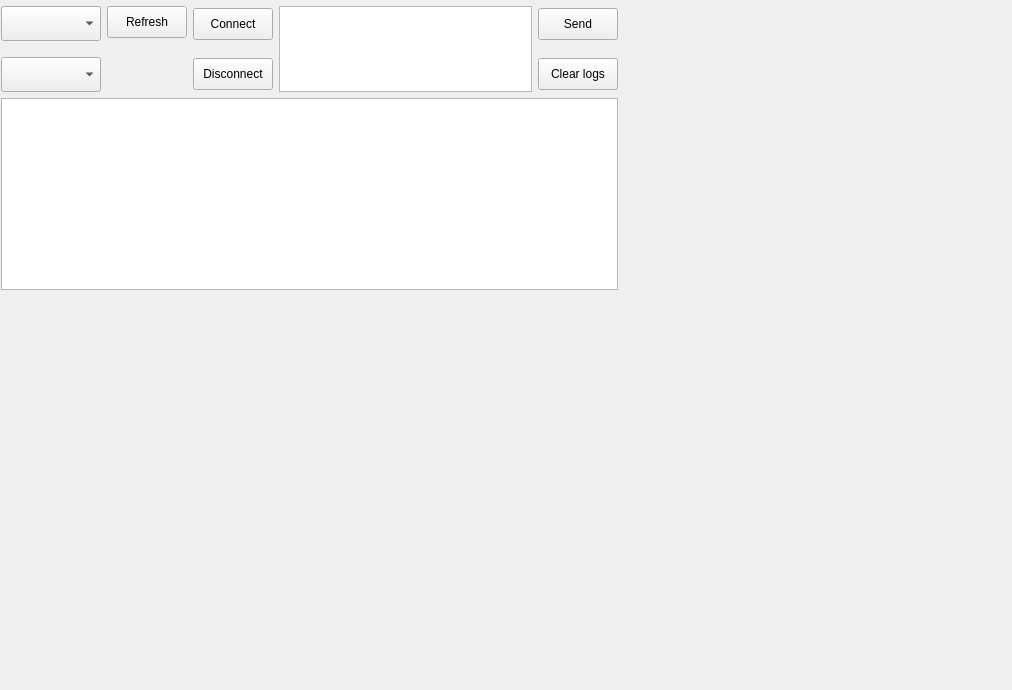
Old version of the form stepper_motor_controller_widget.ui in the repository d-molchanov/stepper_motor_controller_widget.
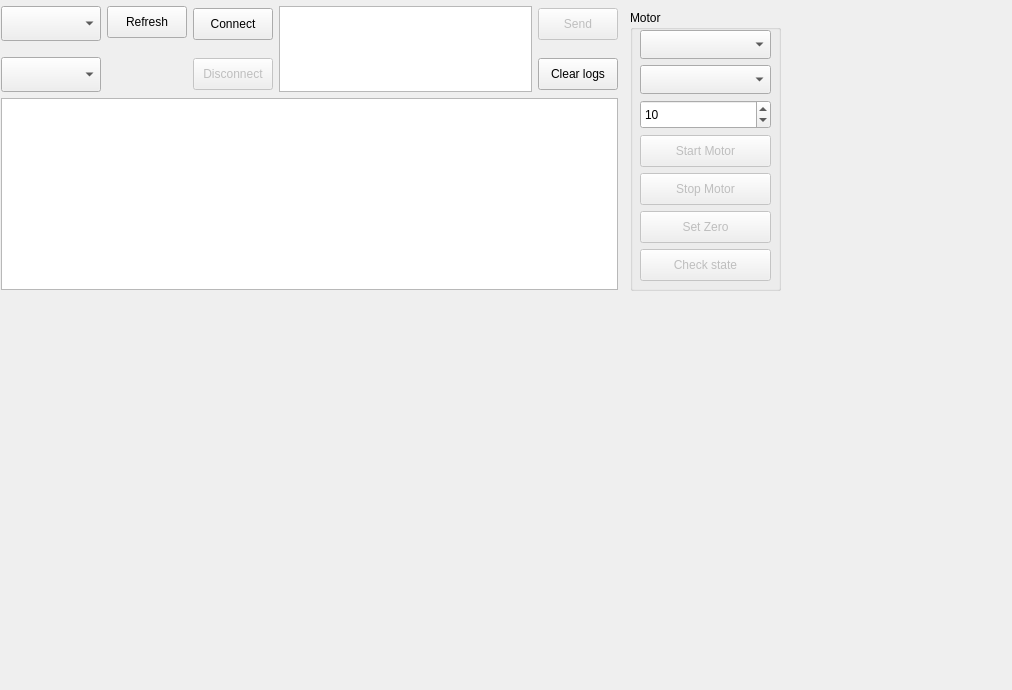
New version of the form.

Patch:
```diff
--- a/stepper_motor_controller_widget.ui
+++ b/stepper_motor_controller_widget.ui
@@ -19,6 +19,149 @@
   <property name="windowTitle">
    <string>Form</string>
   </property>
+  <widget class="QGroupBox" name="groupBoxMotor">
+   <property name="geometry">
+    <rect>
+     <x>630</x>
+     <y>10</y>
+     <width>151</width>
+     <height>281</height>
+    </rect>
+   </property>
+   <property name="title">
+    <string>Motor</string>
+   </property>
+   <widget class="QWidget" name="">
+    <property name="geometry">
+     <rect>
+      <x>10</x>
+      <y>20</y>
+      <width>131</width>
+      <height>251</height>
+     </rect>
+    </property>
+    <layout class="QVBoxLayout" name="verticalLayout_6">
+     <item>
+      <widget class="QComboBox" name="comboBoxDirection">
+       <property name="sizePolicy">
+        <sizepolicy hsizetype="Expanding" vsizetype="Expanding">
+         <horstretch>0</horstretch>
+         <verstretch>0</verstretch>
+        </sizepolicy>
+       </property>
+       <property name="minimumSize">
+        <size>
+         <width>100</width>
+         <height>0</height>
+        </size>
+       </property>
+      </widget>
+     </item>
+     <item>
+      <widget class="QComboBox" name="comboBoxStep">
+       <property name="sizePolicy">
+        <sizepolicy hsizetype="Expanding" vsizetype="Expanding">
+         <horstretch>0</horstretch>
+         <verstretch>0</verstretch>
+        </sizepolicy>
+       </property>
+       <property name="minimumSize">
+        <size>
+         <width>100</width>
+         <height>0</height>
+        </size>
+       </property>
+      </widget>
+     </item>
+     <item>
+      <widget class="QSpinBox" name="spinBoxSteps">
+       <property name="sizePolicy">
+        <sizepolicy hsizetype="Minimum" vsizetype="Expanding">
+         <horstretch>0</horstretch>
+         <verstretch>0</verstretch>
+        </sizepolicy>
+       </property>
+       <property name="maximum">
+        <number>999999</number>
+       </property>
+       <property name="value">
+        <number>10</number>
+       </property>
+      </widget>
+     </item>
+     <item>
+      <widget class="QPushButton" name="pushButtonStartMotor">
+       <property name="enabled">
+        <bool>false</bool>
+       </property>
+       <property name="minimumSize">
+        <size>
+         <width>0</width>
+         <height>32</height>
+        </size>
+       </property>
+       <property name="text">
+        <string>Start Motor</string>
+       </property>
+       <property name="checkable">
+        <bool>false</bool>
+       </property>
+       <property name="checked">
+        <bool>false</bool>
+       </property>
+      </widget>
+     </item>
+     <item>
+      <widget class="QPushButton" name="pushButtonStopMotor">
+       <property name="enabled">
+        <bool>false</bool>
+       </property>
+       <property name="minimumSize">
+        <size>
+         <width>0</width>
+         <height>32</height>
+        </size>
+       </property>
+       <property name="text">
+        <string>Stop Motor</string>
+       </property>
+      </widget>
+     </item>
+     <item>
+      <widget class="QPushButton" name="pushButtonSetZero">
+       <property name="enabled">
+        <bool>false</bool>
+       </property>
+       <property name="minimumSize">
+        <size>
+         <width>0</width>
+         <height>32</height>
+        </size>
+       </property>
+       <property name="text">
+        <string>Set Zero</string>
+       </property>
+      </widget>
+     </item>
+     <item>
+      <widget class="QPushButton" name="pushButtonCheckState">
+       <property name="enabled">
+        <bool>false</bool>
+       </property>
+       <property name="minimumSize">
+        <size>
+         <width>0</width>
+         <height>32</height>
+        </size>
+       </property>
+       <property name="text">
+        <string>Check state</string>
+       </property>
+      </widget>
+     </item>
+    </layout>
+   </widget>
+  </widget>
   <widget class="QWidget" name="">
    <property name="geometry">
     <rect>
@@ -126,6 +269,9 @@
         </item>
         <item>
          <widget class="QPushButton" name="pushButtonDisconnect">
+          <property name="enabled">
+           <bool>false</bool>
+          </property>
           <property name="minimumSize">
            <size>
             <width>0</width>
@@ -162,6 +308,9 @@
         </property>
         <item>
          <widget class="QPushButton" name="pushButtonSend">
+          <property name="enabled">
+           <bool>false</bool>
+          </property>
           <property name="minimumSize">
            <size>
             <width>0</width>
```
